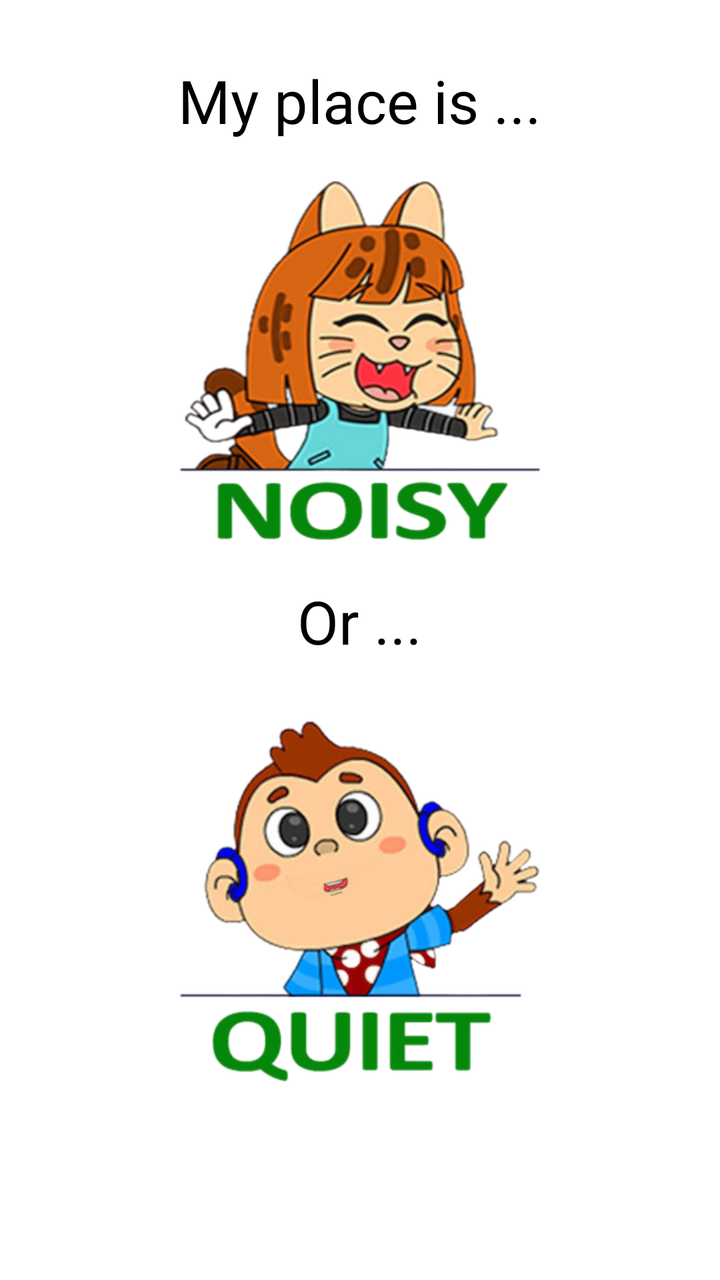
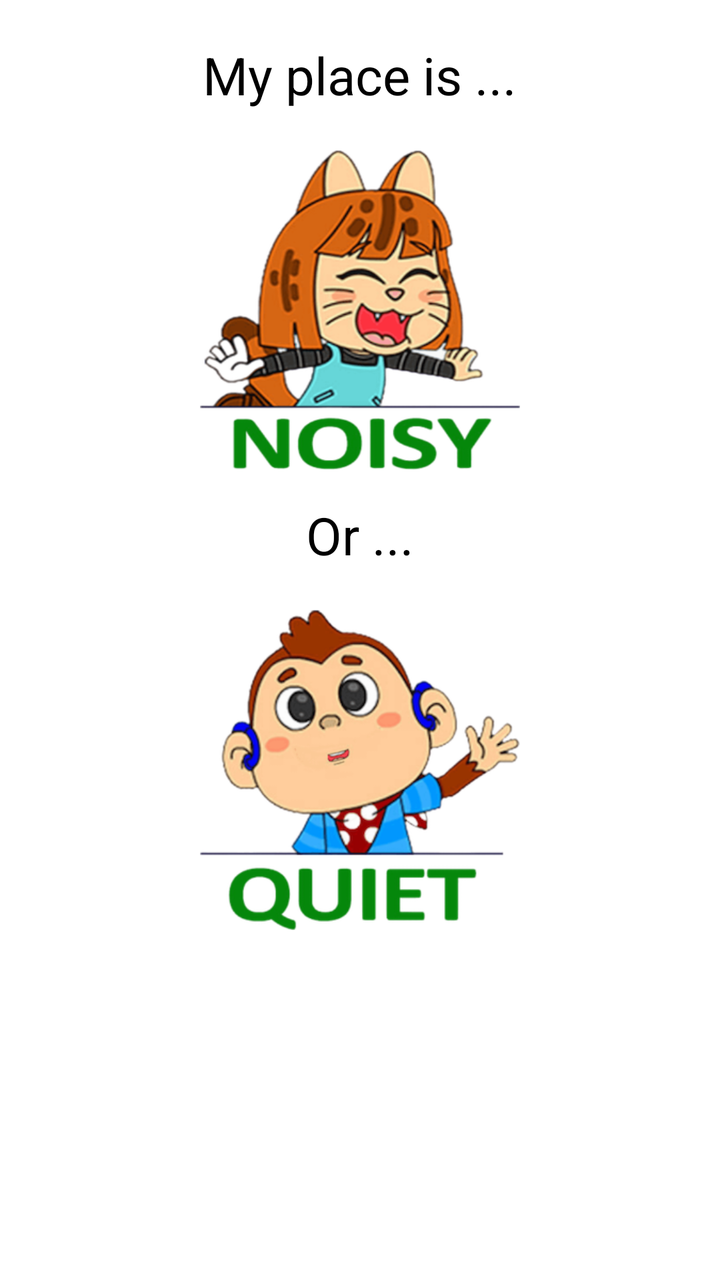

Screens rendered from an Android XML layout before and after an edit, with the pre-edit source and the edit as a unified diff.
<!-- AndroidManifest.xml: application theme Theme.IAhead -->
<!-- res/layout/activity_selectnoisyquiet.xml -->
<?xml version="1.0" encoding="utf-8"?>
<LinearLayout xmlns:android="http://schemas.android.com/apk/res/android"
    android:layout_width="match_parent"
    android:layout_height="match_parent"
    android:orientation="vertical">

    <ScrollView
        android:layout_width="match_parent"
        android:layout_height="match_parent">

        <LinearLayout
            android:layout_width="match_parent"
            android:layout_height="match_parent"
            android:orientation="vertical">

            <TextView
                android:layout_width="wrap_content"
                android:layout_height="wrap_content"
                android:text="My place is ..."
                android:textSize="30dp"
                android:textColor="@color/black"
                android:layout_marginTop="30dp"
                android:layout_gravity="center_horizontal"/>

            <ImageView
                android:layout_marginTop="20dp"
                android:id="@+id/ivNoisy"
                android:layout_gravity="center_horizontal"
                android:background="@drawable/noisy"
                android:layout_width="180dp"
                android:layout_height="180dp"/>

            <TextView
                android:layout_width="wrap_content"
                android:layout_height="wrap_content"
                android:text="Or ..."
                android:textSize="30dp"
                android:textColor="@color/black"
                android:layout_marginTop="20dp"
                android:layout_gravity="center_horizontal"/>

            <ImageView
                android:id="@+id/ivQuiet"
                android:layout_marginTop="30dp"
                android:layout_gravity="center_horizontal"
                android:background="@drawable/quiet"
                android:layout_width="180dp"
                android:layout_height="180dp"/>

        </LinearLayout>
    </ScrollView>
</LinearLayout>
<!-- resources referenced by this layout -->
<resources>
  <color name="black">#FF000000</color>
  <!-- drawable noisy: png bitmap (drawable, 126187 bytes) -->
  <!-- drawable quiet: png bitmap (drawable, 92224 bytes) -->
  <style name="Theme.IAhead" parent="Theme.MaterialComponents.DayNight.NoActionBar">
          
          <item name="colorPrimary">@color/purple_500</item>
          <item name="colorPrimaryVariant">@color/purple_700</item>
          <item name="colorOnPrimary">@color/white</item>
          
          <item name="colorSecondary">@color/teal_200</item>
          <item name="colorSecondaryVariant">@color/teal_700</item>
          <item name="colorOnSecondary">@color/black</item>
          
          <item name="android:statusBarColor">?attr/colorPrimaryVariant</item>
          
      </style>
  <color name="purple_500">#FF6200EE</color>
  <color name="purple_700">#FF3700B3</color>
  <color name="white">#FFFFFFFF</color>
  <color name="teal_200">#FF03DAC5</color>
  <color name="teal_700">#FF018786</color>
</resources>

<!-- the commit's change to res/layout/activity_selectnoisyquiet.xml (unified diff, before → after) -->
@@ -17,9 +17,9 @@
                 android:layout_width="wrap_content"
                 android:layout_height="wrap_content"
                 android:text="My place is ..."
-                android:textSize="30dp"
+                android:textSize="26dp"
                 android:textColor="@color/black"
-                android:layout_marginTop="30dp"
+                android:layout_marginTop="20dp"
                 android:layout_gravity="center_horizontal"/>
 
             <ImageView
@@ -27,25 +27,25 @@
                 android:id="@+id/ivNoisy"
                 android:layout_gravity="center_horizontal"
                 android:background="@drawable/noisy"
-                android:layout_width="180dp"
-                android:layout_height="180dp"/>
+                android:layout_width="160dp"
+                android:layout_height="160dp"/>
 
             <TextView
                 android:layout_width="wrap_content"
                 android:layout_height="wrap_content"
                 android:text="Or ..."
-                android:textSize="30dp"
+                android:textSize="26dp"
                 android:textColor="@color/black"
-                android:layout_marginTop="20dp"
+                android:layout_marginTop="15dp"
                 android:layout_gravity="center_horizontal"/>
 
             <ImageView
                 android:id="@+id/ivQuiet"
-                android:layout_marginTop="30dp"
+                android:layout_marginTop="20dp"
                 android:layout_gravity="center_horizontal"
                 android:background="@drawable/quiet"
-                android:layout_width="180dp"
-                android:layout_height="180dp"/>
+                android:layout_width="160dp"
+                android:layout_height="160dp"/>
 
         </LinearLayout>
     </ScrollView>
